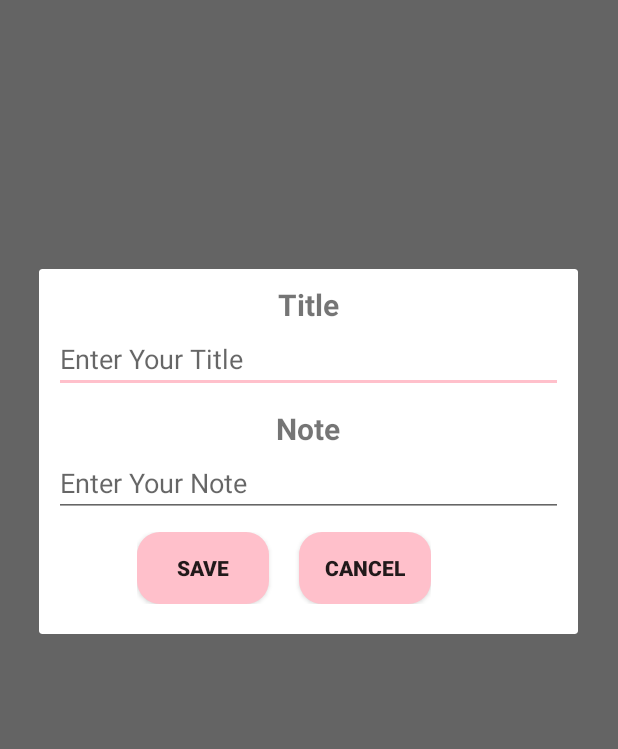
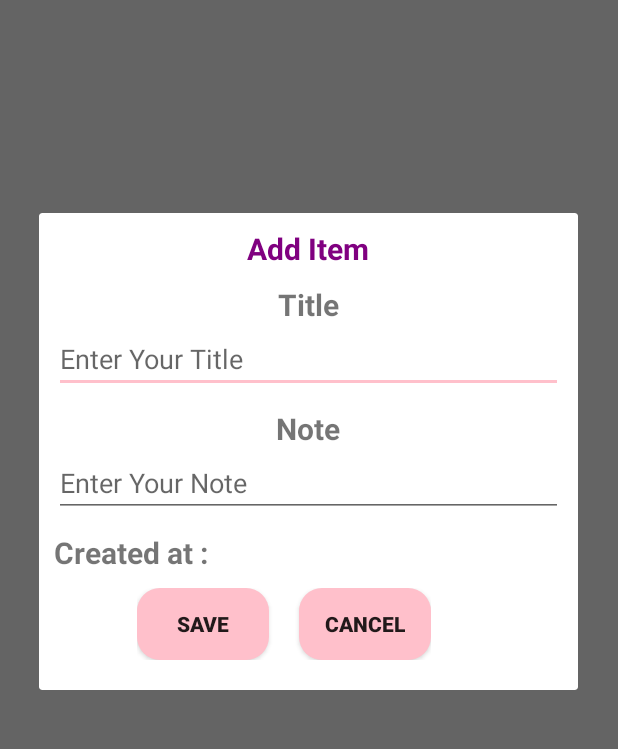
Before and after one commit to rofifahnurul/Tugas-App-toDoList, an Android app: the screen it shows after launch (MainActivity), after a tap on "Add", on a phone screen of 412 x 824 dp, the part 166-915 px from its top. Run offline under Robolectric (Android 15) with nearby library versions, the phone set to English and light mode, and no system bars; our stand-ins replace Room's generated code.

Commit message:
Edit layout for date

```diff
--- a/ToDo-List/app/src/main/java/id/ac/unhas/todolist/main/MainActivity.kt
+++ b/ToDo-List/app/src/main/java/id/ac/unhas/todolist/main/MainActivity.kt
@@ -114,6 +114,7 @@ class MainActivity : AppCompatActivity() {
         val cancelBtn = view.findViewById<Button>(R.id.cancelBtn)
 
         val alert = AlertDialog.Builder(this).setView(view).show()
+
         editTitle.setText(toDoList.toDoList)
         editNote.setText(toDoList.note)
         /*
--- a/ToDo-List/app/src/main/res/layout/add_layout.xml
+++ b/ToDo-List/app/src/main/res/layout/add_layout.xml
@@ -3,7 +3,19 @@
     xmlns:tools="http://schemas.android.com/tools"
     android:orientation="vertical"
     android:layout_width="match_parent"
-    android:layout_height="wrap_content">
+    android:layout_height="wrap_content"
+    >
+    <TextView
+        android:layout_width="match_parent"
+        android:layout_height="wrap_content"
+        android:layout_marginTop="10dp"
+        android:textSize="20sp"
+        android:textStyle="bold"
+        android:layout_marginStart="10dp"
+        android:layout_marginEnd="10dp"
+        android:text="@string/addAlert"
+        android:textColor="@color/colorPrimaryDark"
+        android:textAlignment="center"/>
     <TextView
         android:layout_width="match_parent"
         android:layout_height="wrap_content"
@@ -42,6 +54,17 @@
         android:hint="@string/hintNote"
         android:id="@+id/addNote"/>
 
+    <TextView
+        android:layout_width="match_parent"
+        android:layout_height="wrap_content"
+        android:layout_marginTop="10dp"
+        android:textSize="20sp"
+        android:textStyle="bold"
+        android:layout_marginStart="10dp"
+        android:layout_marginEnd="10dp"
+        android:id="@+id/addDate"
+        android:text="@string/addDate" />
+
     <LinearLayout
         android:layout_width="wrap_content"
         android:layout_height="wrap_content"
--- a/ToDo-List/app/src/main/res/values/strings.xml
+++ b/ToDo-List/app/src/main/res/values/strings.xml
@@ -10,4 +10,8 @@
     <string name="Note">Note</string>
     <string name="hintNote">Enter Your Note</string>
     <string name="edit">Edit</string>
+    <string name="addDate">Created at : </string>
+    <string name="editDate">Updated at : </string>
+    <string name="addAlert">Add Item </string>
+    <string name="editAlert">Edit Item below</string>
 </resources>
```
Also changed, not shown: ToDo-List/app/src/main/res/layout/content_main.xml (+10 -1 lines), ToDo-List/app/src/main/res/layout/edit_layout.xml (+22 -1 lines).
